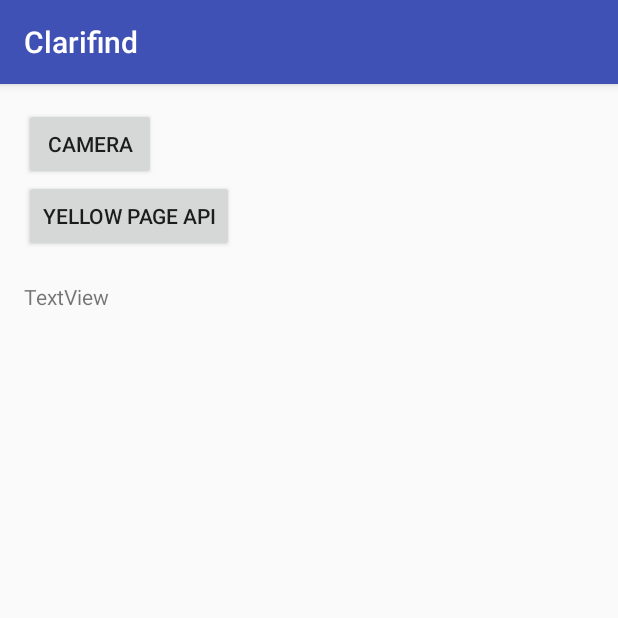
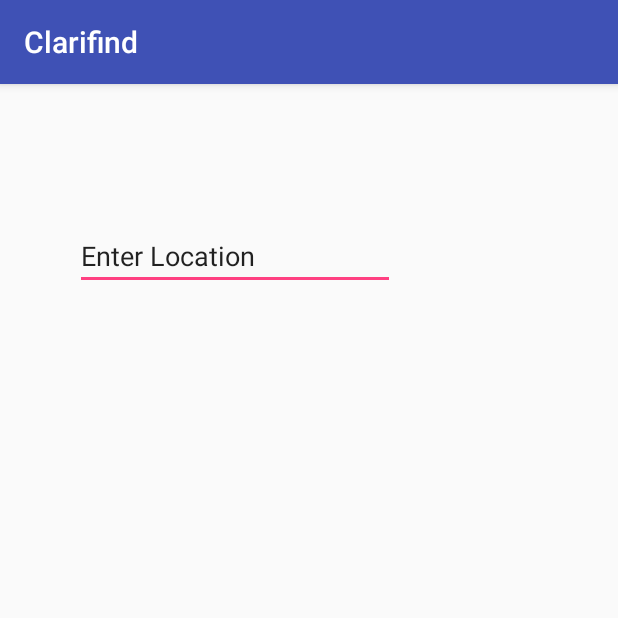
Before and after one commit to EXPSPACE/clarifind, an Android app: the screen it shows after launch (MainActivity before the commit, LocationActivity after it), after a tap on "YELLOW PAGE API", on a phone screen of 412 x 824 dp, the top half of it. Run offline under Robolectric (Android 15) with nearby library versions, the phone set to English and light mode, and no system bars.

Commit message:
Added location page

```diff
--- /dev/null
+++ b/Clarifind/app/src/main/java/com/conuhax/clarifind/LocationActivity.java
@@ -0,0 +1,13 @@
+package com.conuhax.clarifind;
+
+import android.support.v7.app.AppCompatActivity;
+import android.os.Bundle;
+
+public class LocationActivity extends AppCompatActivity {
+
+    @Override
+    protected void onCreate(Bundle savedInstanceState) {
+        super.onCreate(savedInstanceState);
+        setContentView(R.layout.activity_location);
+    }
+}
--- a/Clarifind/app/src/main/java/com/conuhax/clarifind/MainActivity.java
+++ b/Clarifind/app/src/main/java/com/conuhax/clarifind/MainActivity.java
@@ -26,6 +26,11 @@ public class MainActivity extends AppCompatActivity {
         startActivity(intent);
     }
 
+    public void onLocationSearch(View view) {
+        Intent intent = new Intent(this, LocationActivity.class);
+        startActivity(intent);
+    }
+
     public void onYellowPageQuery(View view) {
         YellowPagesService yellowPagesService = YellowPagesService.retrofit.create(YellowPagesService.class);
         Call<FindBusinessResponse> call = yellowPagesService.fetchBusinesses("car","montreal","json","APIKEY","UID");
--- /dev/null
+++ b/Clarifind/app/src/main/res/layout/activity_location.xml
@@ -0,0 +1,26 @@
+<?xml version="1.0" encoding="utf-8"?>
+<RelativeLayout xmlns:android="http://schemas.android.com/apk/res/android"
+    xmlns:tools="http://schemas.android.com/tools"
+    android:id="@+id/activity_location"
+    android:layout_width="match_parent"
+    android:layout_height="match_parent"
+    android:paddingBottom="@dimen/activity_vertical_margin"
+    android:paddingLeft="@dimen/activity_horizontal_margin"
+    android:paddingRight="@dimen/activity_horizontal_margin"
+    android:paddingTop="@dimen/activity_vertical_margin"
+    tools:context="com.conuhax.clarifind.LocationActivity">
+
+    <EditText
+        android:layout_width="wrap_content"
+        android:layout_height="wrap_content"
+        android:inputType="textPersonName"
+        android:text="Enter Location"
+        android:ems="10"
+        android:layout_marginLeft="34dp"
+        android:layout_marginStart="34dp"
+        android:layout_marginTop="76dp"
+        android:id="@+id/editText"
+        android:layout_alignParentTop="true"
+        android:layout_alignParentLeft="true"
+        android:layout_alignParentStart="true" />
+</RelativeLayout>
```
Also changed, not shown: Clarifind/app/src/main/AndroidManifest.xml (+8 -2 lines), Clarifind/app/src/main/res/layout/activity_main.xml (+10 -0 lines).
